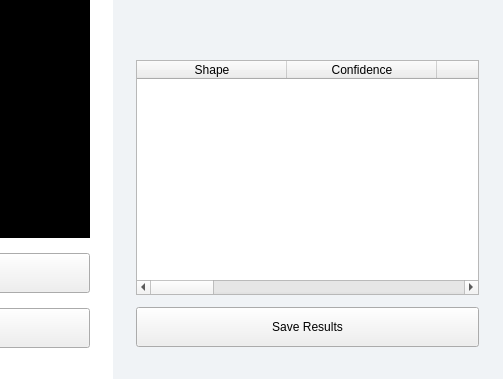
This is mpcamera/layouts/cameraPage.ui in AkunoCode/MP-Camera as Qt 5 draws it before an edit; both pictures show x 597 to 1100 and y 381 to 760 of the 1100 by 760 pixel window. The edited form follows.
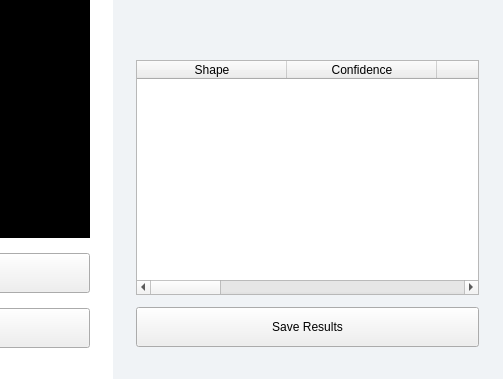
This is the edited form. Icons and pictures are not drawn.

Commit message: feat: Remove Size column from UI and correct spelling of Skeleton Length

Diff of the .ui file:
```diff
--- a/mpcamera/layouts/cameraPage.ui
+++ b/mpcamera/layouts/cameraPage.ui
@@ -1369,11 +1369,6 @@
              <string>Color</string>
             </property>
            </column>
-           <column>
-            <property name="text">
-             <string>Size</string>
-            </property>
-           </column>
            <column>
             <property name="text">
              <string>Area</string>
@@ -1401,7 +1396,7 @@
            </column>
            <column>
             <property name="text">
-             <string>Sekeleton Length</string>
+             <string>Skeleton Length</string>
             </property>
            </column>
           </widget>
```
The commit also changes 1 other file.
